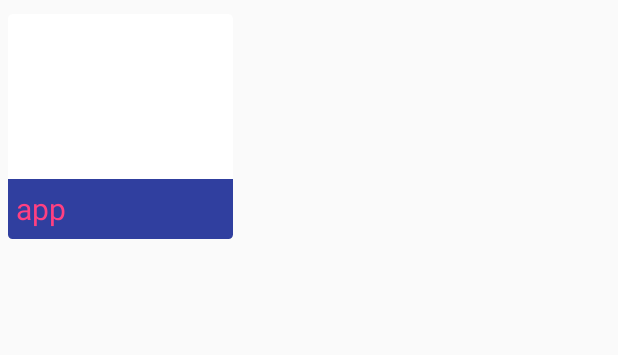
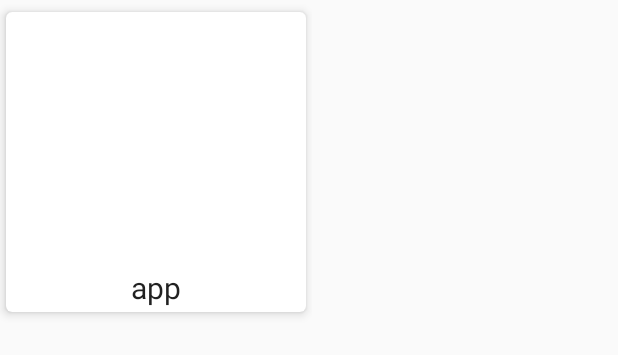
Before and after one commit to Kadouk/Kadouk-Android, an Android app: the layout list_item.xml on its own in the app's theme, with its tools: preview values and no code run, on a phone screen of 412 x 824 dp. Shown: the top 355 px of the screen. Run offline under Robolectric (Android 15) with nearby library versions, the phone set to English and light mode, and no system bars.

Commit message:
add style, string and dimens to project

```diff
--- a/app/src/main/java/com/kadouk/app/GameFragment.java
+++ b/app/src/main/java/com/kadouk/app/GameFragment.java
@@ -36,7 +36,7 @@ public class GameFragment extends Fragment {
                              Bundle savedInstanceState) {
         View view = inflater.inflate(R.layout.fragment_game, container, false);
 
-        mRecyclerView = view.findViewById(R.id.recycler_view);
+        mRecyclerView = view.findViewById(R.id.main_recycler_list);
 
         preparingList();
         mRecyclerView.setHasFixedSize(true);
--- a/app/src/main/res/layout/activity_main.xml
+++ b/app/src/main/res/layout/activity_main.xml
@@ -13,7 +13,7 @@
         android:id="@+id/appBarLayout"
         android:layout_width="match_parent"
         android:layout_height="wrap_content"
-        android:theme="@style/AppTheme.AppBarOverlay"
+        android:theme="@style/AppTheme"
         app:layout_constraintEnd_toEndOf="parent"
         app:layout_constraintStart_toStartOf="parent"
         app:layout_constraintTop_toTopOf="parent">
--- a/app/src/main/res/layout/fragment_game.xml
+++ b/app/src/main/res/layout/fragment_game.xml
@@ -6,9 +6,9 @@
     tools:context="com.kadouk.app.GameFragment">
 
     <android.support.v7.widget.RecyclerView
-        android:id="@+id/recycler_view"
-        android:layout_width="match_parent"
-        android:layout_height="wrap_content" />
+        android:id="@+id/main_recycler_list"
+        style="@style/recyclerView" />
+
 
 
 </android.support.constraint.ConstraintLayout>
--- a/app/src/main/res/layout/list_item.xml
+++ b/app/src/main/res/layout/list_item.xml
@@ -8,40 +8,37 @@
     <android.support.v7.widget.CardView
         android:layout_width="match_parent"
         android:layout_height="wrap_content"
-        android:layout_marginBottom="@dimen/card_margin_bottom"
-        android:layout_marginLeft="@dimen/card_margin_left"
-        android:layout_marginRight="@dimen/card_margin_right"
-        android:layout_marginTop="@dimen/card_margin_top"
-        card_view:cardCornerRadius="@dimen/card_CornerRadius"
-        card_view:cardElevation="@dimen/card_elevation">
+        android:layout_marginBottom="@dimen/zero"
+        android:layout_marginLeft="@dimen/smaller"
+        android:layout_marginRight="@dimen/smaller"
+        android:layout_marginTop="@dimen/small"
+        card_view:cardCornerRadius="@dimen/smaller"
+        card_view:cardElevation="@dimen/smaller">
 
         <RelativeLayout
             android:id="@+id/top_layout"
             android:layout_width="match_parent"
-            android:layout_height="@dimen/item_image_height">
+            android:layout_height="@dimen/signup_layout_height">
 
             <ImageView
                 android:id="@+id/img_thumbnail"
-                android:layout_width="@dimen/item_width"
-                android:layout_height="@dimen/item_image_height"
+                android:layout_width="@dimen/signup_layout_height"
+                android:layout_height="@dimen/signup_layout_height"
                 android:layout_above="@+id/tv_species"
                 android:layout_centerHorizontal="true"
                 android:scaleType="fitXY" />
 
             <TextView
                 android:id="@+id/tv_species"
-                android:layout_width="@dimen/item_width"
-                android:layout_height="@dimen/item_text_height"
+                style="@style/textView"
+                android:layout_width="@dimen/signup_layout_height"
+                android:layout_height="@dimen/large"
                 android:layout_alignParentBottom="true"
                 android:layout_alignParentLeft="true"
                 android:layout_alignParentStart="true"
                 android:layout_gravity="bottom"
-                android:background="@color/colorPrimaryDark"
-                android:gravity="center_vertical"
-                android:paddingLeft="5dp"
-                android:paddingRight="2dp"
+                android:gravity="center_vertical|center_horizontal"
                 android:text="@string/app"
-                android:textColor="@color/colorAccent"
                 android:textSize="@dimen/item_text_size" />
 
         </RelativeLayout>
--- a/app/src/main/res/values/dimens.xml
+++ b/app/src/main/res/values/dimens.xml
@@ -1,25 +1,20 @@
 <resources>
     <!-- Default screen margins, per the Android Design guidelines. -->
-    <dimen name="activity_horizontal_margin">16dp</dimen>
-    <dimen name="activity_vertical_margin">16dp</dimen>
 
-    <dimen name="activity_width">0dp</dimen>
-    <dimen name="activity_margin_zero">0dp</dimen>
-    <dimen name="card_margin_bottom">0dp</dimen>
-    <dimen name="card_margin_left">5dp</dimen>
-    <dimen name="card_margin_right">5dp</dimen>
-    <dimen name="card_margin_top">9dp</dimen>
-    <dimen name="card_CornerRadius">3dp</dimen>
-    <dimen name="card_elevation">0dp</dimen>
-    <dimen name="item_width">150dp</dimen>
-    <dimen name="item_image_height">150dp</dimen>
-    <dimen name="item_text_height">40dp</dimen>
+
     <dimen name="item_text_size">20sp</dimen>
 
-    <dimen name="margin_btn_signup_top">16dp</dimen>
-    <dimen name="margin_txv_login_left">15dp</dimen>
-    <dimen name="margin_txv_login_top">8dp</dimen>
-    <dimen name="toolbar_elevation">4dp</dimen>
-    <dimen name="category_margin_left">10dp</dimen>
-    <dimen name="category_margin_right">10dp</dimen>
+    <dimen name="screenshots_width">300dp</dimen>
+    <dimen name="signup_layout_height_name_gender">300dp</dimen>
+
+    <dimen name="signup_layout_width">400dp</dimen>
+    <dimen name="signup_layout_height">200dp</dimen>
+
+    <dimen name="zero">0dp</dimen>
+    <dimen name="smaller">4dp</dimen>
+    <dimen name="small">8dp</dimen>
+    <dimen name="normal">16dp</dimen>
+    <dimen name="large">32dp</dimen>
+    <dimen name="xlarge">64dp</dimen>
+
 </resources>
--- a/app/src/main/res/values/strings.xml
+++ b/app/src/main/res/values/strings.xml
@@ -7,11 +7,6 @@
 
     <string name="settings">Settings</string>
     <string name="register_later">i will register later</string>
-    <string name="cat1">cat1</string>
-    <string name="cat5">cat5</string>
-    <string name="cat4">cat4</string>
-    <string name="cat3">cat3</string>
-    <string name="cat2">cat2</string>
 
     <string name="title_home">Home</string>
     <string name="title_dashboard">Dashboard</string>
```
Also changed, not shown: app/src/main/res/values/styles.xml (+93 -3 lines).
